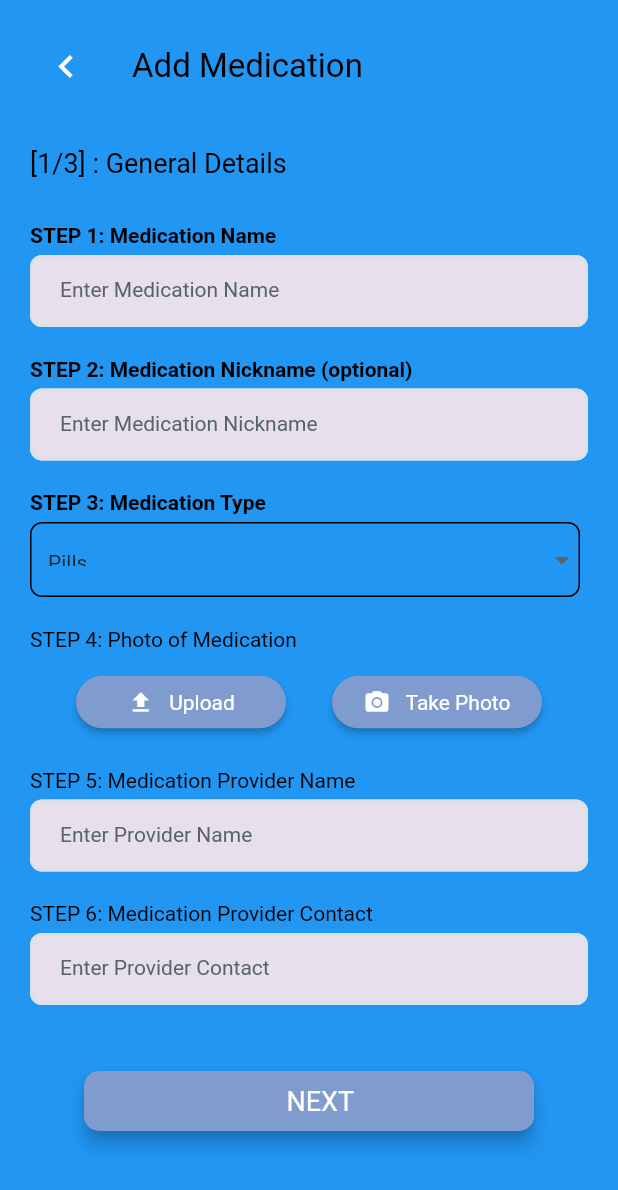
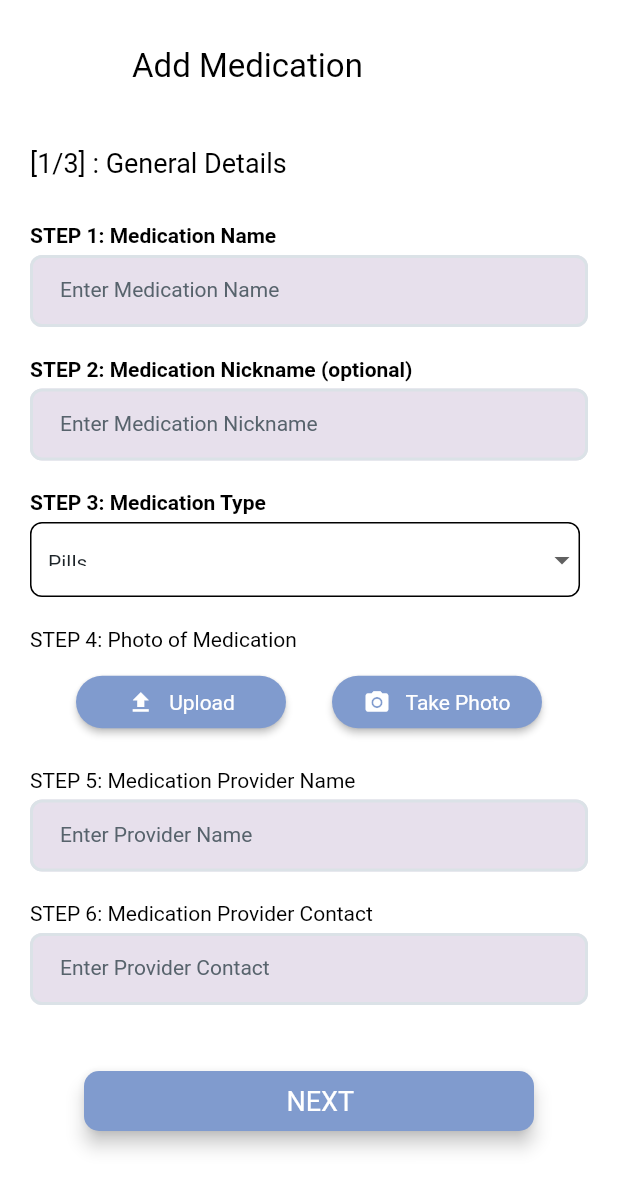
Before and after one commit to marcuswkl/medimate, a Flutter app: the screen it shows after launch, on a phone screen of 412 x 824 dp. Shown: the top 1190 px of the screen. Run offline on Flutter 3.47's test engine with Material 2 defaults, Android fonts, the phone set to English and light mode, and no system bars; our stand-ins replace google_fonts; Roboto replaces fonts that are missing (Fredoka One, Signika Negative).

Commit message:
Update add_medication_1 & add_medication_2.dart files
Debugging

```diff
--- a/lib/view/medication-details/add_medication_1.dart
+++ b/lib/view/medication-details/add_medication_1.dart
@@ -31,7 +31,7 @@ class _AddMedication1State extends State<AddMedication1> {
   Widget build(BuildContext context) {
     return Scaffold(
       key: scaffoldKey,
-      backgroundColor: Theme.of(context).primaryColor,
+      backgroundColor: Colors.white,
       body: SafeArea(
         child: GestureDetector(
           onTap: () => FocusScope.of(context).unfocus(),
--- a/lib/view/medication-details/add_medication_2.dart
+++ b/lib/view/medication-details/add_medication_2.dart
@@ -27,7 +27,7 @@ class _AddMedication2State extends State<AddMedication2> {
   Widget build(BuildContext context) {
     return Scaffold(
       key: scaffoldKey,
-      backgroundColor: Theme.of(context).primaryColor,
+      backgroundColor: Colors.white,
       body: SafeArea(
         child: GestureDetector(
           onTap: () => FocusScope.of(context).unfocus(),
```
